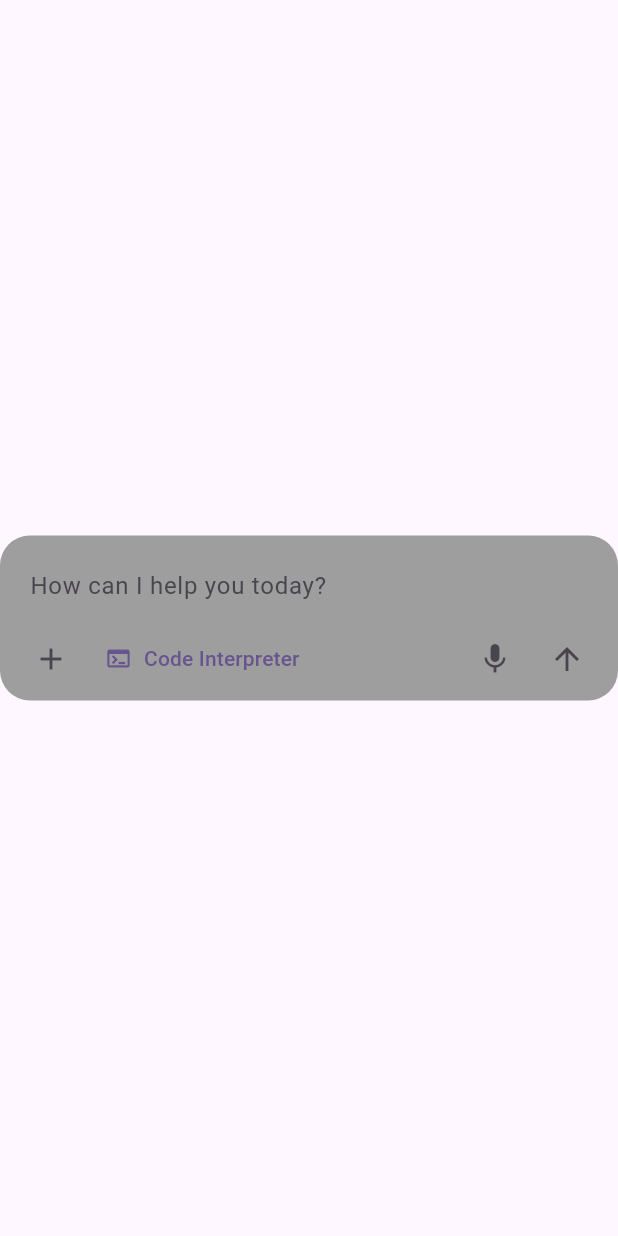
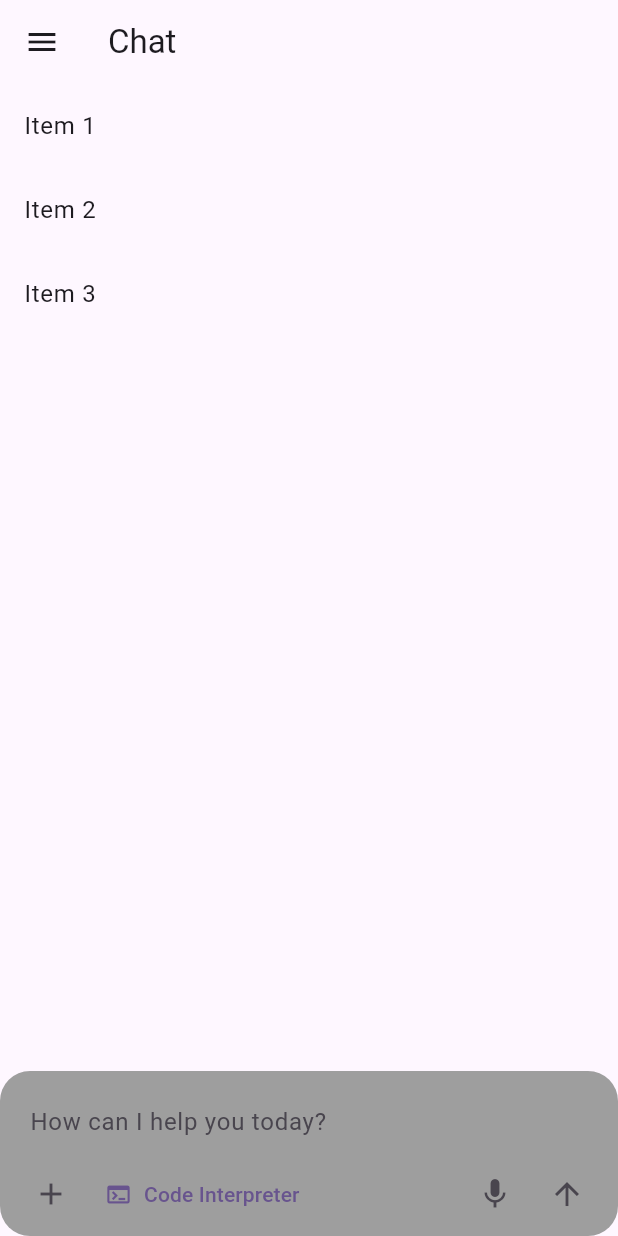
Before and after one commit to mrdonlee/open-webui, a Flutter app: the screen it shows after launch, on a phone screen of 412 x 824 dp. Run offline on Flutter 3.47's test engine with Material 3 defaults, Android fonts, the phone set to English and light mode, and no system bars.

Commit message:
feat: add list placeholder for chat items

```diff
--- a/lib/chat_screen.dart
+++ b/lib/chat_screen.dart
@@ -13,6 +13,23 @@ class _ChatScreenState extends State<ChatScreen> {
 
   @override
   Widget build(BuildContext context) {
-    return Scaffold(body: Center(child: ChatInput()));
+    return Scaffold(
+      appBar: AppBar(title: const Text('Chat')),
+      drawer: Drawer(),
+      body: Column(
+        children: [
+          Expanded(
+            child: ListView(
+              children: [
+                ListTile(title: Text('Item 1')),
+                ListTile(title: Text('Item 2')),
+                ListTile(title: Text('Item 3')),
+              ],
+            ),
+          ),
+          ChatInput(),
+        ],
+      ),
+    );
   }
 }
```
